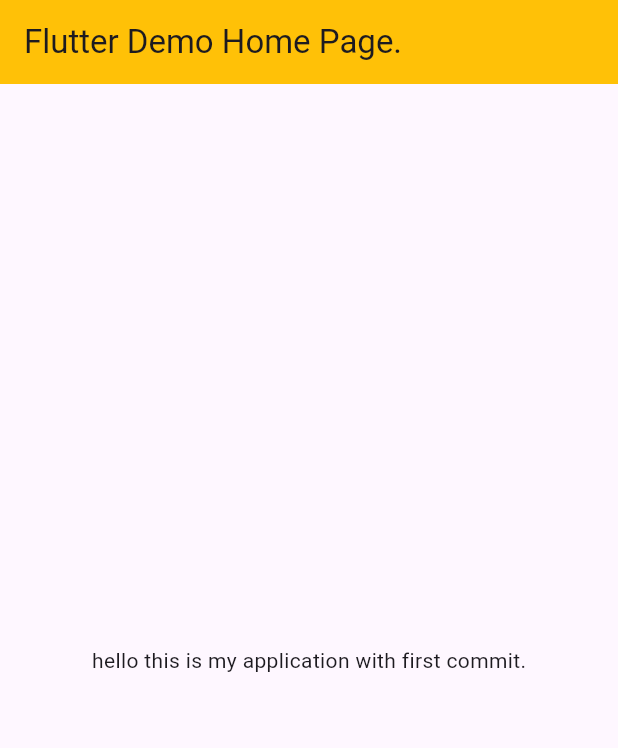
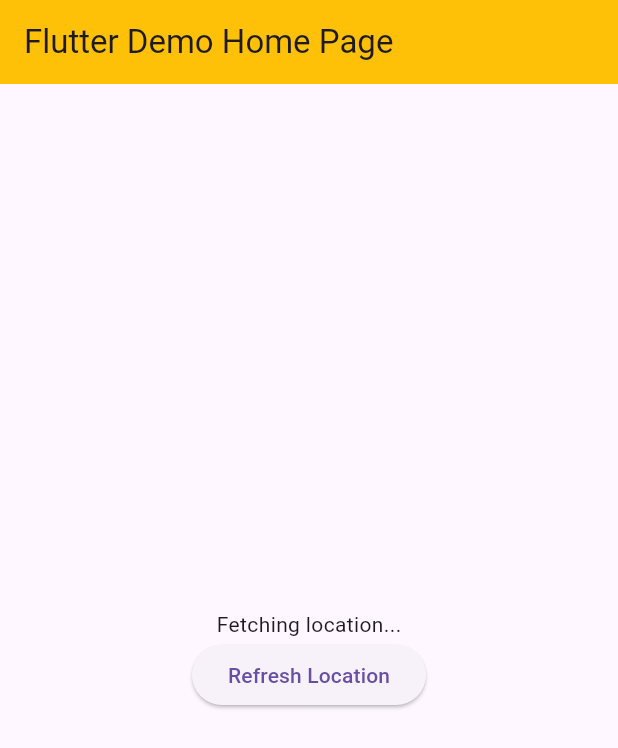
Before and after one commit to AakrishLama/Meteorological_Outlook, a Flutter app: the screen it shows after launch, on a phone screen of 412 x 824 dp. Shown: the top 748 px of the screen. Run offline on Flutter 3.47's test engine with Material 3 defaults, Android fonts, the phone set to English and light mode, and no system bars; our stand-ins replace geolocator, permission_handler.

Commit message:
switch to android emulator for geolocator and add manifest.xml fro permission

```diff
--- a/weather_app/lib/main.dart
+++ b/weather_app/lib/main.dart
@@ -1,39 +1,89 @@
 import 'package:flutter/material.dart';
+import 'package:geolocator/geolocator.dart';
+import 'package:permission_handler/permission_handler.dart';
 
 void main() {
-  runApp(const MyApp());
+  runApp(const MyWidget());
 }
 
-class MyApp extends StatelessWidget {
-  const MyApp({super.key});
+class MyWidget extends StatefulWidget {
+  const MyWidget({super.key});
 
-  // This widget is the root of your application.
+  @override
+  State<MyWidget> createState() => _MyWidgetState();
+}
+
+class _MyWidgetState extends State<MyWidget> {
+  String? locationMessage;
+
+  // @override
+  // void initState() {
+  //   super.initState();
+  //   getCurrentLocation();
+  // }
+
+  Future<void> getCurrentLocation() async {
+    print("getCurrentLocation method started");
+    try {
+      // Request location permission
+      PermissionStatus permissionStatus = await Permission.location.request();
+
+      if (permissionStatus.isGranted) {
+        // Check if location services are enabled
+        bool isLocationEnabled = await Geolocator.isLocationServiceEnabled();
+        if (!isLocationEnabled) {
+          setState(() {
+            locationMessage = "Location services are disabled";
+          });
+          return;
+        }
+
+        // Get current position
+        Position position = await Geolocator.getCurrentPosition(
+          // ignore: deprecated_member_use
+          desiredAccuracy: LocationAccuracy.high,
+        );
+        print(position ?? "Position is null");
+
+        setState(() {
+          locationMessage =
+              "Latitude: ${position.latitude}, Longitude: ${position.longitude}";
+          // print(locationMessage);
+        });
+      } else {
+        setState(() {
+          locationMessage = "Permission denied in the processing for time";
+        });
+      }
+    } catch (e) {
+      setState(() {
+        locationMessage = "Error getting location: ${e.toString()}";
+      });
+    }
+  }
+
   @override
   Widget build(BuildContext context) {
     return MaterialApp(
       title: 'Flutter Demo',
-      theme: ThemeData(
-        // This is the theme of your application.
-        //
-        // Try running your application with "flutter run". You'll see the
-        // application has a blue toolbar. Then, without quitting the app, try
-        // changing the primarySwatch below to Colors.green and then invoke
-        // "hot reload" (press "r" in the console where you ran "flutter run",
-        // or simply save your changes to "hot reload" in a Flutter IDE).
-        // Notice that the counter didn't reset back to zero; the application
-        // is not restarted.
-        primarySwatch: Colors.blue,
-      ),
+      theme: ThemeData(primarySwatch: Colors.blue),
       home: Scaffold(
         appBar: AppBar(
-          title: const Text('Flutter Demo Home Page.'),
+          title: const Text('Flutter Demo Home Page'),
           backgroundColor: Colors.amber,
         ),
         body: Center(
           child: Column(
             mainAxisAlignment: MainAxisAlignment.center,
-            children: const [
-              Text('hello this is my application with first commit.'),
+            children: [
+              Text(locationMessage ?? "Fetching location..."),
+              ElevatedButton(
+                onPressed: (){
+                  print("refresh button pressed");
+                  getCurrentLocation();
+                },
+                child: const Text("Refresh Location"),
+              ),
             ],
           ),
         ),
--- a/weather_app/pubspec.yaml
+++ b/weather_app/pubspec.yaml
@@ -34,6 +34,8 @@ dependencies:
   # The following adds the Cupertino Icons font to your application.
   # Use with the CupertinoIcons class for iOS style icons.
   cupertino_icons: ^1.0.8
+  geolocator: ^14.0.2
+  permission_handler: ^12.0.1
 
 dev_dependencies:
   flutter_test:
```
Also changed, not shown: weather_app/pubspec.lock, 26 other files.
